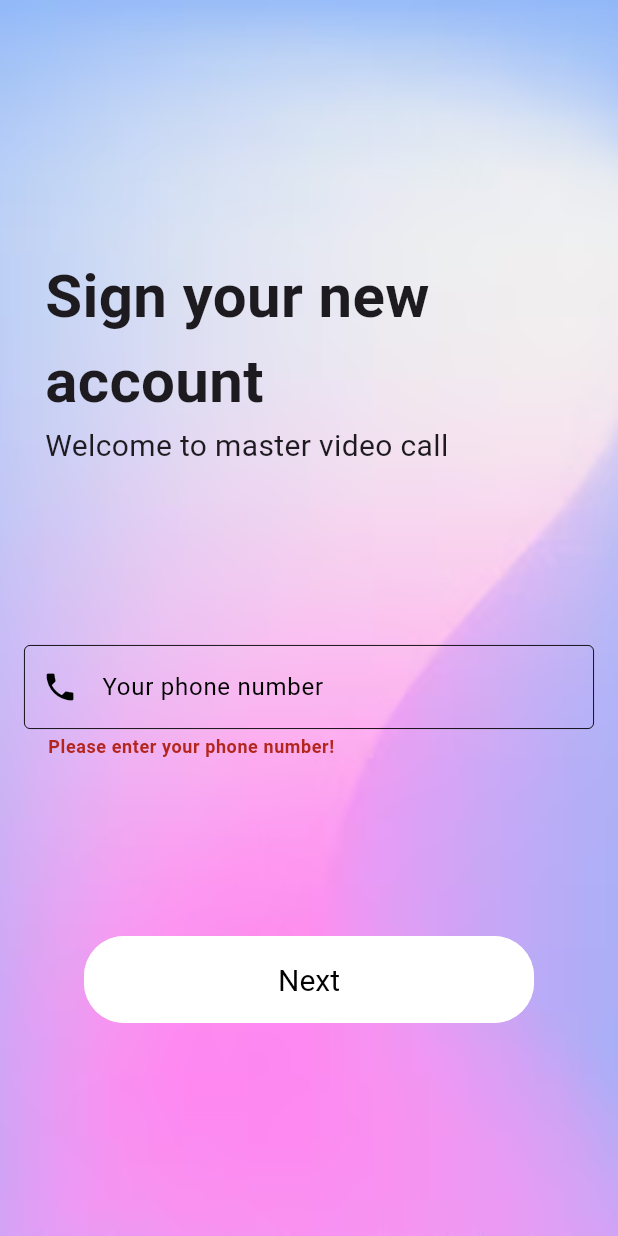
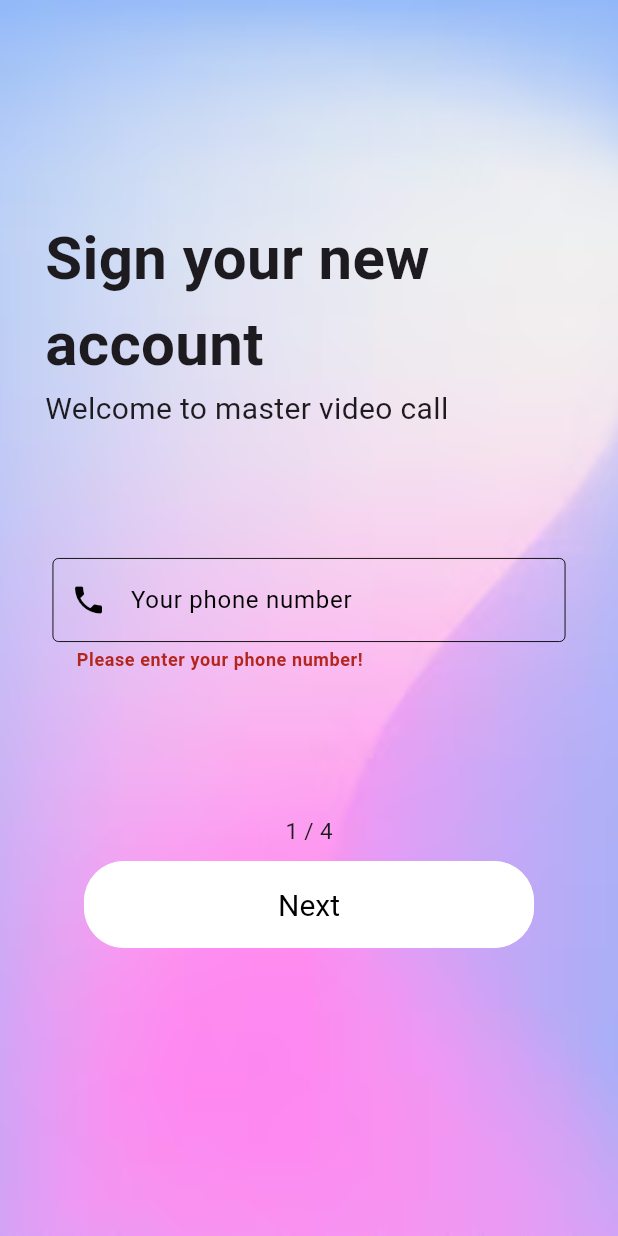
Before and after one commit to DpiDong2022/VideoCallApp, a Flutter app: the SignUpPage screen opened directly, after a tap on "Next", on a phone screen of 412 x 824 dp. Run offline on Flutter 3.47's test engine with Material 3 defaults, Android fonts, the phone set to English and light mode, and no system bars; our stand-ins replace image_picker, sqflite; accounts and stored records are empty.

Commit message:
update sign in page progress

```diff
--- a/videocall/lib/pages/signup_page.dart
+++ b/videocall/lib/pages/signup_page.dart
@@ -31,6 +31,9 @@ class _SignUpPageState extends State<SignUpPage>
   void initState() {
     super.initState();
     _tabController = TabController(length: 4, vsync: this);
+    _tabController.addListener(() {
+      setState(() {}); // Update the UI when the tab index changes
+    });
   }
 
   @override
@@ -51,12 +54,12 @@ class _SignUpPageState extends State<SignUpPage>
           UICommon.customScaffoldMessager(
               context: context,
               message: 'Your phone number has been registered!',
-              duration: const Duration(milliseconds: 1000));
+              duration: const Duration(milliseconds: 2000));
         } else {
           UICommon.customScaffoldMessager(
               context: context,
               message: 'Verification code sent to your phone.',
-              duration: const Duration(milliseconds: 1000));
+              duration: const Duration(milliseconds: 2000));
           _tabController.animateTo(1); // Mo
         }
       }
@@ -68,13 +71,13 @@ class _SignUpPageState extends State<SignUpPage>
       UICommon.customScaffoldMessager(
           context: context,
           message: 'Code verified successfully.',
-          duration: const Duration(milliseconds: 800));
+          duration: const Duration(milliseconds: 2000));
       _tabController.animateTo(2);
     } else {
       UICommon.customScaffoldMessager(
           context: context,
           message: 'Please enter the verification code!',
-          duration: const Duration(milliseconds: 1000));
+          duration: const Duration(milliseconds: 2000));
     }
   }
 
@@ -83,7 +86,7 @@ class _SignUpPageState extends State<SignUpPage>
       UICommon.customScaffoldMessager(
           context: context,
           message: 'Password set successfully.',
-          duration: const Duration(milliseconds: 800));
+          duration: const Duration(milliseconds: 2000));
       _tabController.animateTo(3);
     }
   }
@@ -107,14 +110,14 @@ class _SignUpPageState extends State<SignUpPage>
       UICommon.customScaffoldMessager(
           context: context,
           message: 'Account created successfully.',
-          duration: const Duration(milliseconds: 1000));
+          duration: const Duration(milliseconds: 2000));
 
       // Clear fields or navigate to another screen as needed
     } else {
       UICommon.customScaffoldMessager(
           context: context,
           message: 'Please provide all details and avatar image!',
-          duration: const Duration(milliseconds: 1300));
+          duration: const Duration(milliseconds: 2000));
     }
   }
 
@@ -159,6 +162,9 @@ class _SignUpPageState extends State<SignUpPage>
               ),
             ),
             Expanded(
+                child: Column(
+              children: [
+                Expanded(
                   child: Form(
                     key: _formKey,
                     child: TabBarView(
@@ -174,8 +180,19 @@ class _SignUpPageState extends State<SignUpPage>
                   ),
                 ),
                 Container(
+                  padding:
+                      const EdgeInsets.symmetric(horizontal: 40, vertical: 10),
+                  child: Text(
+                    '${_tabController.index + 1} / 4', // Display the current tab number
+                    style: const TextStyle(
+                        fontSize: 15, fontWeight: FontWeight.normal),
+                  ),
+                ),
+              ],
+            )),
+            Container(
               width: 1000,
-              height: 200,
+              height: 250,
               color: Colors.transparent,
               padding: const EdgeInsets.symmetric(horizontal: 40),
               child: Column(
@@ -194,11 +211,8 @@ class _SignUpPageState extends State<SignUpPage>
                       }
                     },
                     style: UICommon.customButtonStyle(),
-                    child: const Text(
-                      'Next',
+                    child: Text(_tabController.index != 3 ? "Next" : "Finish"),
                   ),
-                  ),
-                  const Padding(padding: EdgeInsets.symmetric(vertical: 10))
                 ],
               ),
             ),
@@ -211,11 +225,8 @@ class _SignUpPageState extends State<SignUpPage>
   Widget _buildPhoneNumberTab() {
     return Center(
       child: Padding(
-        padding: const EdgeInsets.all(16.0),
-        child: Column(
-          mainAxisSize: MainAxisSize.min,
-          children: [
-            TextFormField(
+        padding: const EdgeInsets.symmetric(horizontal: 35),
+        child: TextFormField(
           controller: _phoneController,
           keyboardType: TextInputType.phone,
           decoration: UICommon.customDecoration(
@@ -228,8 +239,6 @@ class _SignUpPageState extends State<SignUpPage>
             }
             return null;
           },
-            ),
-          ],
         ),
       ),
     );
@@ -313,22 +322,22 @@ class _SignUpPageState extends State<SignUpPage>
                 return null;
               },
             ),
-            const SizedBox(height: 20),
-            ElevatedButton.icon(
-              onPressed: _pickImage,
-              icon: const Icon(Icons.image),
-              label: const Text('Choose Avatar Image'),
-              style: ElevatedButton.styleFrom(),
-            ),
-            const SizedBox(height: 20),
-            _avatarImage == null
-                ? const Text('No image selected.')
-                : Image.file(
-                    _avatarImage!,
-                    width: 100,
-                    height: 100,
-                    fit: BoxFit.cover,
-                  ),
+            // const SizedBox(height: 20),
+            // ElevatedButton.icon(
+            //   onPressed: _pickImage,
+            //   icon: const Icon(Icons.image),
+            //   label: const Text('Choose Avatar Image'),
+            //   style: ElevatedButton.styleFrom(),
+            // ),
+            // const SizedBox(height: 20),
+            // _avatarImage == null
+            //     ? const Text('No image selected.')
+            //     : Image.file(
+            //         _avatarImage!,
+            //         width: 100,
+            //         height: 100,
+            //         fit: BoxFit.cover,
+            //       ),
           ],
         ),
       ),
```
Also changed, not shown: videocall/lib/pages/forgot_password.dart (+6 -6 lines), videocall/assets/images/default_avatar.jpg (added), 1 other file. Lines whose indentation alone changed are shown as unchanged.
